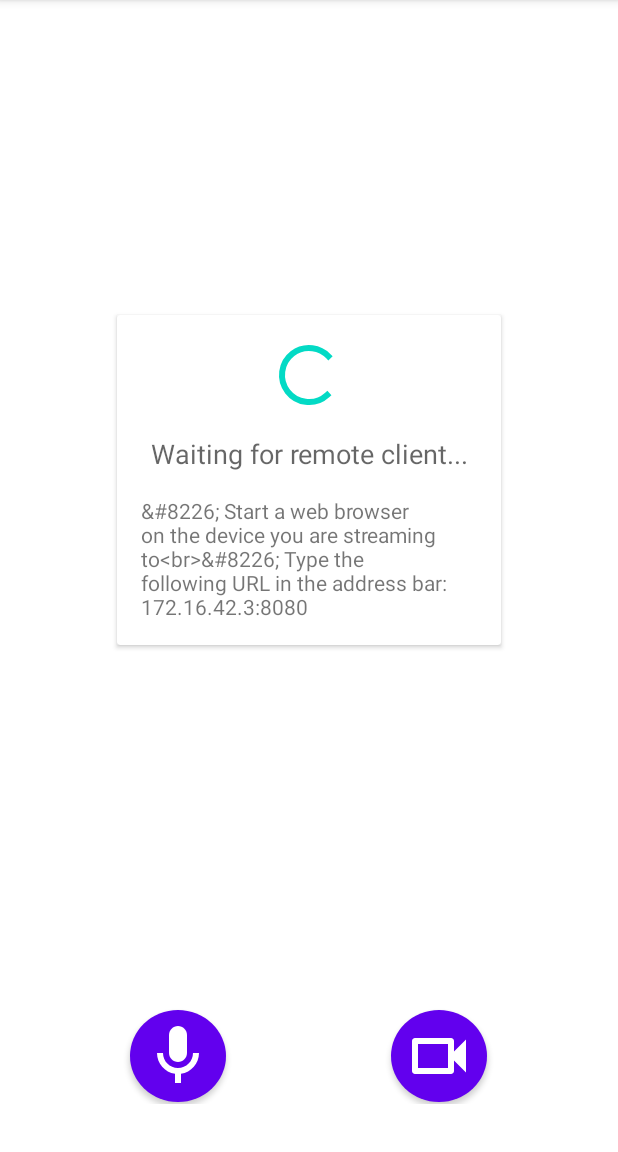
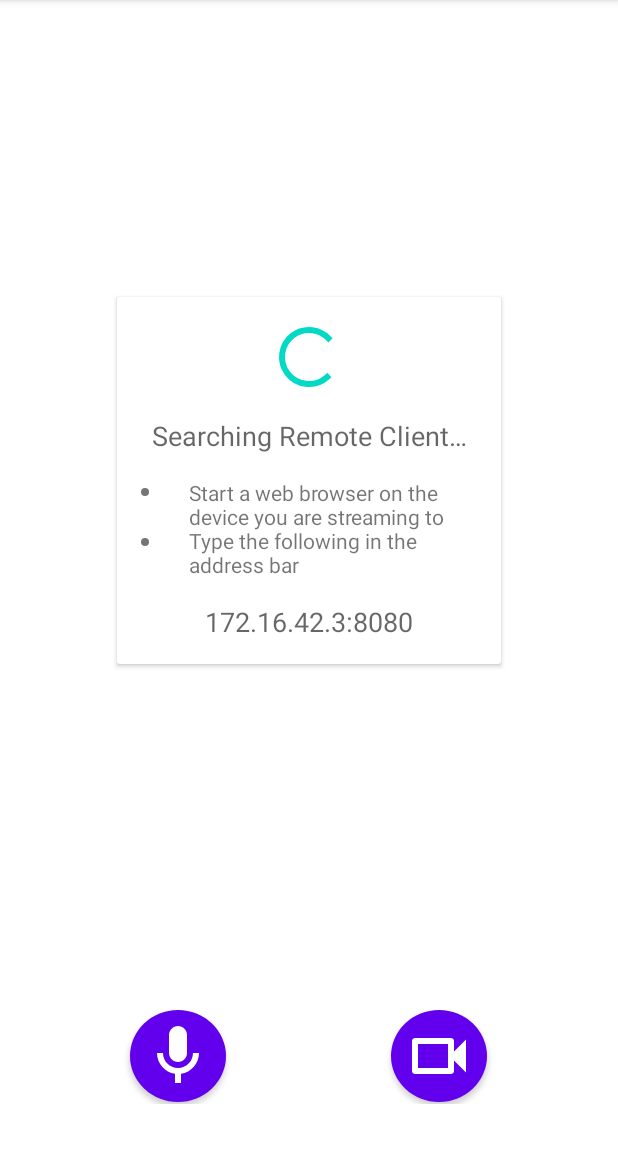
Before and after one commit to DirkVolkmann/aCamera, an Android app: the screen it shows after launch (MainActivity), on a phone screen of 412 x 824 dp, the part 84-1236 px from its top. Run offline under Robolectric (Android 15) with nearby library versions, the phone set to English and light mode, and no system bars; libraries missing offline, so code that uses them is left out: io.ktor.server, org.webrtc; plain views replace SurfaceViewRenderer; 8 statements that could not run were skipped.

Commit message:
Text to XML

```diff
--- a/app/src/main/java/com/dirk/acamera/MainActivity.kt
+++ b/app/src/main/java/com/dirk/acamera/MainActivity.kt
@@ -5,6 +5,10 @@ import android.content.pm.PackageManager
 import android.os.Bundle
 import android.text.Html
 import android.text.Html.fromHtml
+import android.text.SpannableString
+import android.text.SpannableStringBuilder
+import android.text.Spanned
+import android.text.style.BulletSpan
 import android.util.Log
 import android.widget.*
 import androidx.appcompat.app.AlertDialog
@@ -57,14 +61,14 @@ class MainActivity : AppCompatActivity() {
 
         setButtonListeners()
 
-        showConnectionBox("Creating signaling server...")
+        showConnectionBox(getString(R.string.conn_status_signaling_server))
         signalingServer = SignalingServer(createSignalingServerListener(), this)
     }
 
     override fun onResume() {
         super.onResume()
 
-        showConnectionBox("Checking permissions...")
+        showConnectionBox(getString(R.string.permission_status_check))
         checkCameraPermission()
     }
 
@@ -78,9 +82,10 @@ class MainActivity : AppCompatActivity() {
      * Views
      */
 
-    private fun showConnectionBox(text: String, textSecondary: String? = null, showProgressBar: Boolean = true) {
+    private fun showConnectionBox(text: CharSequence, textSecondary: CharSequence? = null, textNotice: CharSequence? = null, showProgressBar: Boolean = true) {
         val connText = findViewById<TextView>(R.id.connection_text)
         val connTextSec = findViewById<TextView>(R.id.connection_text_secondaray)
+        val connTextNotice = findViewById<TextView>(R.id.connection_text_notice)
         val connProg = findViewById<ProgressBar>(R.id.connection_progress)
         val connCon = findViewById<CardView>(R.id.connection_container)
 
@@ -94,6 +99,13 @@ class MainActivity : AppCompatActivity() {
             connTextSec.isGone = true
         }
 
+        if (textNotice != null) {
+            connTextNotice.text = textNotice
+            connTextNotice.isGone = false
+        } else {
+            connTextNotice.isGone = true
+        }
+
         connProg.isGone = (!showProgressBar)
 
         connCon.isGone = false
@@ -101,6 +113,19 @@ class MainActivity : AppCompatActivity() {
 
     private fun hideConnectionBox() {
         findViewById<CardView>(R.id.connection_container).isGone = true
+    }
+
+    private fun buildBulletList(stringArrayId: Int, gapWidth: Int = BulletSpan.STANDARD_GAP_WIDTH): CharSequence {
+        val array = resources.getStringArray(stringArrayId)
+        val sStringBuilder = SpannableStringBuilder()
+        array.forEach {
+            val sString = SpannableString(it)
+            sString.setSpan(BulletSpan(gapWidth), 0, sString.length, Spanned.SPAN_INCLUSIVE_EXCLUSIVE)
+            sStringBuilder.append(sString)
+            sStringBuilder.append("\n")
+        }
+        sStringBuilder.delete(sStringBuilder.length - 1, sStringBuilder.length) // delete last "\n"
+        return sStringBuilder
     }
 
     /**
@@ -127,13 +152,13 @@ class MainActivity : AppCompatActivity() {
 
     private fun showPermissionRationaleDialog() {
         AlertDialog.Builder(this)
-            .setTitle("Camera Permission Required")
-            .setMessage("This app needs the camera to function")
-            .setPositiveButton("Grant") { dialog, _ ->
+            .setTitle(getString(R.string.permission_required))
+            .setMessage(getString(R.string.permission_required_info))
+            .setPositiveButton(getString(R.string.permission_allow)) { dialog, _ ->
                 dialog.dismiss()
                 requestCameraPermission(true)
             }
-            .setNegativeButton("Deny") { dialog, _ ->
+            .setNegativeButton(getString(R.string.permission_deny)) { dialog, _ ->
                 dialog.dismiss()
                 onCameraPermissionDenied()
             }
@@ -150,7 +175,7 @@ class MainActivity : AppCompatActivity() {
     }
 
     private fun onCameraPermissionGranted() {
-        showConnectionBox("Creating RTC client...")
+        showConnectionBox(getString(R.string.conn_status_rtc_client))
         rtcClient = RtcClient(
             application,
             object : PeerConnectionObserver() {
@@ -164,19 +189,17 @@ class MainActivity : AppCompatActivity() {
         rtcClient.initSurfaceView(localView)
         rtcClient.startLocalVideoCapture(localView)
 
-        showConnectionBox("Creating local signaling client...")
+        showConnectionBox(getString(R.string.conn_status_signaling_client))
         signalingClient = SignalingClient(createSignalingClientListener())
 
-        val streamUrl: String = "172.16.42.3:8080"
-        showConnectionBox(
-            "Waiting for remote client...",
-            "&#8226; Start a web browser on the device you are streaming to<br>&#8226; Type the following URL in the address bar: $streamUrl"
-        )
+        val streamUrl = "172.16.42.3:8080"
+        val bulletList = SpannableStringBuilder(buildBulletList(R.array.how_to_connect, 40))
+        showConnectionBox(getString(R.string.conn_status_remote_client), bulletList, streamUrl)
     }
 
     private fun onCameraPermissionDenied() {
-        showConnectionBox("This app needs the camera to function")
-        Toast.makeText(this, "Camera Permission Denied", Toast.LENGTH_LONG).show()
+        showConnectionBox(getString(R.string.permission_required_info))
+        Toast.makeText(this, getString(R.string.permission_denied), Toast.LENGTH_LONG).show()
     }
 
     /**
@@ -190,7 +213,7 @@ class MainActivity : AppCompatActivity() {
             if (signalingClient.state == SignalingClient.State.CONNECTION_ESTABLISHED) {
                 Log.d(TAG, "Remote client connected, sending offer...")
 
-                showConnectionBox("Calling remote client...")
+                showConnectionBox(getString(R.string.conn_status_connecting))
 
                 rtcClient.offer(sdpObserver)
             }
@@ -202,7 +225,7 @@ class MainActivity : AppCompatActivity() {
             if (signalingClient.state != SignalingClient.State.CONNECTION_ABORTED) {
                 Log.d(TAG,"Remote client disconnected")
 
-                showConnectionBox("Waiting for remote client...")
+                showConnectionBox(getString(R.string.conn_status_remote_client))
             }
         }
     }
@@ -217,18 +240,18 @@ class MainActivity : AppCompatActivity() {
             if (signalingServer.connections >= 2) {
                 Log.d(TAG, "Another client is already connected, sending offer...")
 
-                showConnectionBox("Calling remote client...")
+                showConnectionBox(getString(R.string.conn_status_connecting))
 
                 rtcClient.offer(sdpObserver)
             }
         }
 
         override fun onConnectionFailed() {
-            showConnectionBox("Connection failed", showProgressBar = false)
+            showConnectionBox(getString(R.string.conn_status_failed), showProgressBar = false)
         }
 
         override fun onConnectionAborted() {
-            showConnectionBox("Connection aborted", showProgressBar = false)
+            showConnectionBox(getString(R.string.conn_status_aborted), showProgressBar = false)
         }
 
         override fun onOfferReceived(description: SessionDescription) {
--- a/app/src/main/res/layout/activity_main.xml
+++ b/app/src/main/res/layout/activity_main.xml
@@ -51,7 +51,7 @@
                 android:textAlignment="center"
                 android:textAppearance="@style/TextAppearance.AppCompat.Medium"
                 android:visibility="visible"
-                tools:text="Connection status"
+                tools:text="Connection Status"
                 tools:visibility="visible" />
 
             <TextView
@@ -59,9 +59,20 @@
                 android:layout_width="match_parent"
                 android:layout_height="wrap_content"
                 android:layout_marginTop="16dp"
+                android:layout_marginBottom="16dp"
                 android:textAppearance="@style/TextAppearance.AppCompat.Small"
                 android:visibility="gone"
                 tools:text="Further information to the current status. This is usually a little bit longer text."
+                tools:visibility="visible" />
+
+            <TextView
+                android:id="@+id/connection_text_notice"
+                android:layout_width="match_parent"
+                android:layout_height="wrap_content"
+                android:textAlignment="center"
+                android:textAppearance="@style/TextAppearance.AppCompat.Medium"
+                android:visibility="visible"
+                tools:text="Important message"
                 tools:visibility="visible" />
 
         </LinearLayout>
--- a/app/src/main/res/values/arrays.xml
+++ b/app/src/main/res/values/arrays.xml
@@ -1,4 +1,10 @@
 <resources>
+    <!-- Connecting to the phone -->
+    <string-array name="how_to_connect">
+        <item>Start a web browser on the device you are streaming to</item>
+        <item>Type the following in the address bar</item>
+    </string-array>
+
     <!-- Reply Preference -->
     <string-array name="reply_entries">
         <item>Reply</item>
--- a/app/src/main/res/values/strings.xml
+++ b/app/src/main/res/values/strings.xml
@@ -1,5 +1,24 @@
 <resources>
     <string name="app_name">aCamera</string>
+
+    <!-- Connection Status Messages -->
+    <string name="conn_status_signaling_server">Creating Signaling Server…</string>
+    <string name="conn_status_signaling_client">Creating Local Signaling Client…</string>>
+    <string name="conn_status_rtc_client">Creating RTC Client…</string>
+    <string name="conn_status_remote_client">Searching Remote Client…</string>
+    <string name="conn_status_connecting">Connecting to Remote Client…</string>
+    <string name="conn_status_failed">Connection Failed</string>
+    <string name="conn_status_aborted">Connection Aborted</string>
+
+    <!-- Permission Messages -->
+    <string name="permission_status_check">Checking Permissions…</string>
+    <string name="permission_required">Camera Permission Required</string>
+    <string name="permission_denied">Camera Permission Denied</string>
+    <string name="permission_required_info">This app needs the camera to function</string>
+    <string name="permission_allow">Allow</string>
+    <string name="permission_deny">Deny</string>
+
+
     <!-- TODO: Remove or change this placeholder text -->
     <string name="hello_blank_fragment">Hello blank fragment</string>
     <!-- Preference Titles -->
```
